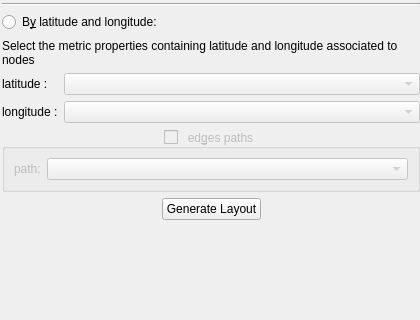
First picture: the form in plugins/view/GeographicView/GeolocationConfigWidget.ui, repository anlambert/tulip, before the edit; both pictures show x 0 to 420 and y 210 to 530 of the 420 by 757 pixel window.
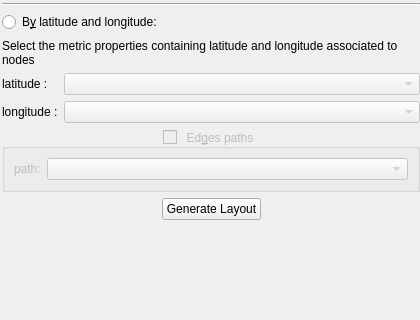
Second picture: the form after the edit.

Commit message:
plugins/GeographicView: Improve config widgets
Display polygon help texts in the config widget instead of displaying
message boxes.

Increase config widgets bottom margin for better display on small
workspace panel resolutions.

Display custom tile layer url help text in the config widget instead
of using tooltip and set a default value as example.

Fix some stylesheets after commit 9f63f7f.

Diff of the .ui file:
```diff
--- a/plugins/view/GeographicView/GeolocationConfigWidget.ui
+++ b/plugins/view/GeographicView/GeolocationConfigWidget.ui
@@ -13,7 +13,7 @@
   <property name="windowTitle">
    <string>Geolocation</string>
   </property>
-  <layout class="QVBoxLayout" name="verticalLayout_3">
+  <layout class="QHBoxLayout" name="horizontalLayout_6">
    <property name="spacing">
     <number>0</number>
    </property>
@@ -27,7 +27,7 @@
     <number>0</number>
    </property>
    <property name="bottomMargin">
-    <number>0</number>
+    <number>10</number>
    </property>
    <item>
     <widget class="QScrollArea" name="scrollArea">
@@ -266,7 +266,7 @@
           <bool>false</bool>
          </property>
          <property name="title">
-          <string>ed&amp;ges paths</string>
+          <string>Ed&amp;ges paths</string>
          </property>
          <property name="alignment">
           <set>Qt::AlignCenter</set>
```
The commit also changes 4 other files.
